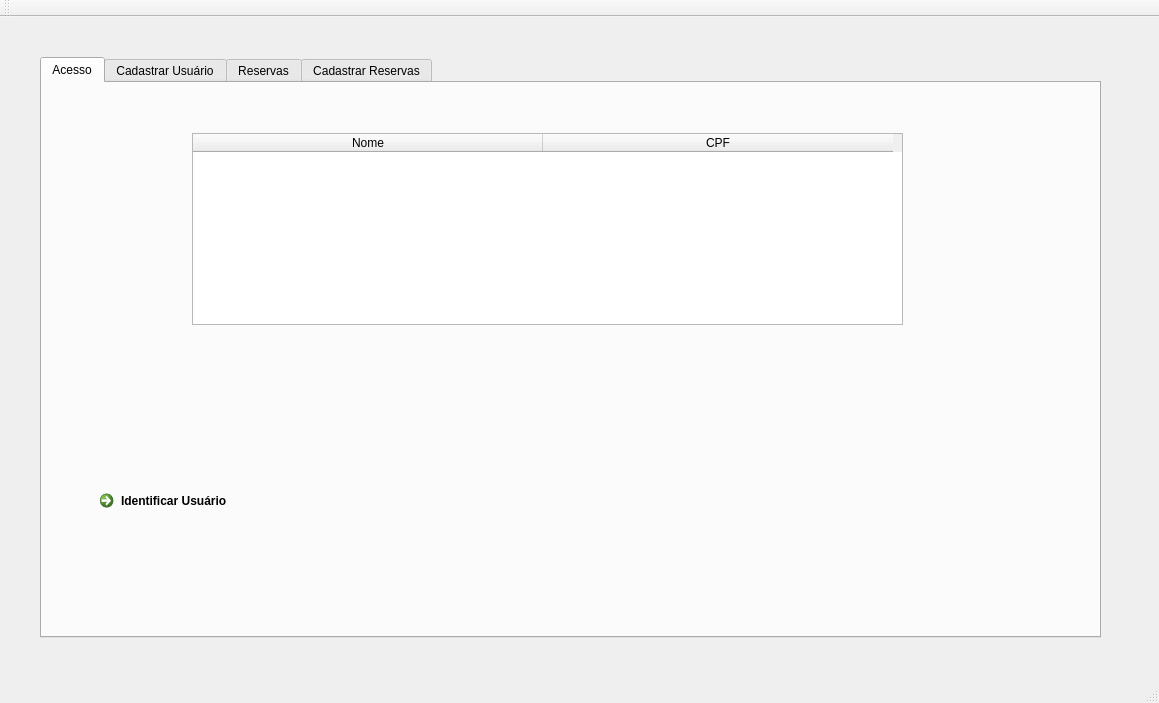
First picture: the form in mainwindow.ui, repository lksalbq/user-control-system, before the edit.
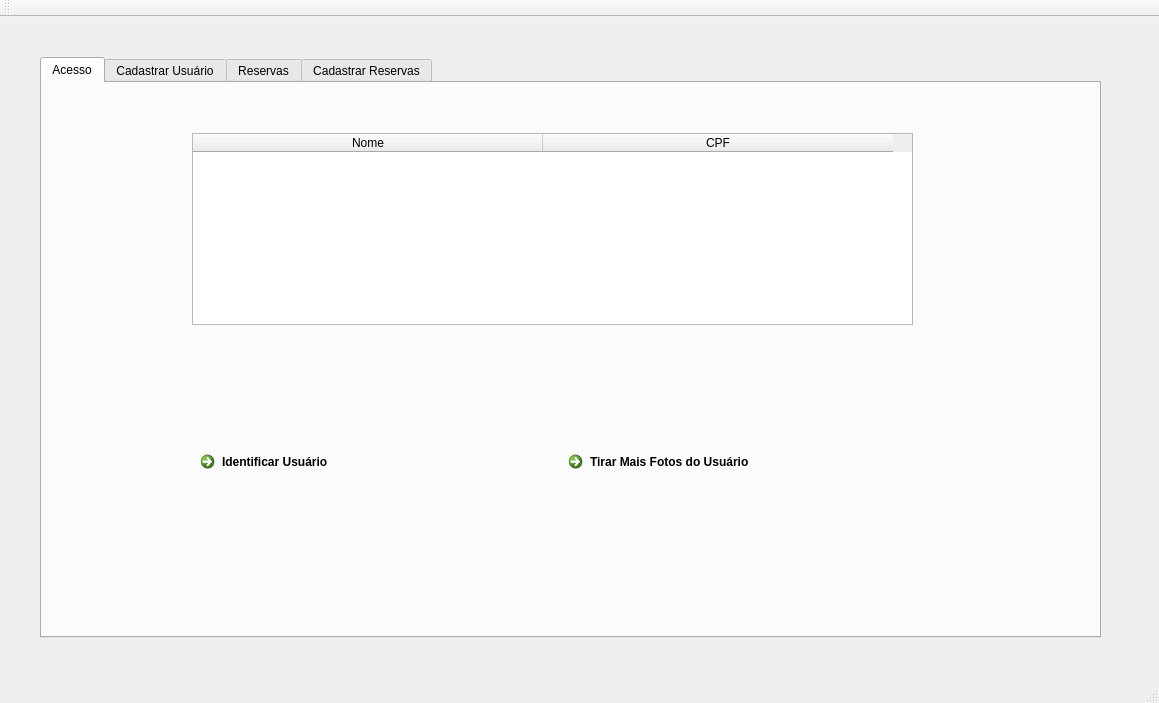
Second picture: the form after the edit.

Commit message: get more pictures from user

The edit to the form file:
```diff
--- a/mainwindow.ui
+++ b/mainwindow.ui
@@ -38,7 +38,7 @@
        <rect>
         <x>150</x>
         <y>50</y>
-        <width>711</width>
+        <width>721</width>
         <height>192</height>
        </rect>
       </property>
@@ -62,18 +62,31 @@
        </property>
       </column>
      </widget>
-     <widget class="QCommandLinkButton" name="identifyUserButton">
+     <widget class="QWidget" name="">
       <property name="geometry">
        <rect>
-        <x>50</x>
-        <y>400</y>
-        <width>291</width>
-        <height>53</height>
+        <x>140</x>
+        <y>350</y>
+        <width>751</width>
+        <height>55</height>
        </rect>
       </property>
-      <property name="text">
-       <string>Identificar Usuário</string>
-      </property>
+      <layout class="QGridLayout" name="gridLayout">
+       <item row="0" column="0">
+        <widget class="QCommandLinkButton" name="identifyUserButton">
+         <property name="text">
+          <string>Identificar Usuário</string>
+         </property>
+        </widget>
+       </item>
+       <item row="0" column="1">
+        <widget class="QCommandLinkButton" name="takeMorePictures">
+         <property name="text">
+          <string>Tirar Mais Fotos do Usuário</string>
+         </property>
+        </widget>
+       </item>
+      </layout>
      </widget>
     </widget>
     <widget class="QWidget" name="tab_2">
```
The commit also changes 4 other files.
